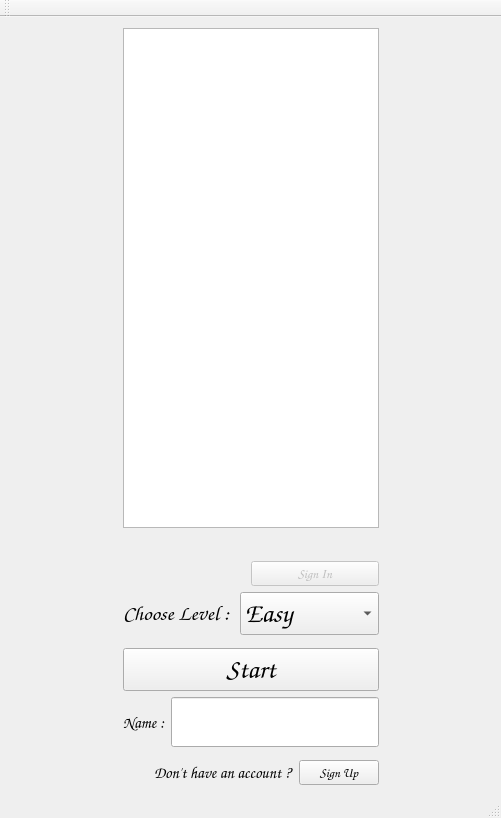
Old version of the form P_Soduko/mainwindow.ui in the repository MohamadAminA/Sudoku.
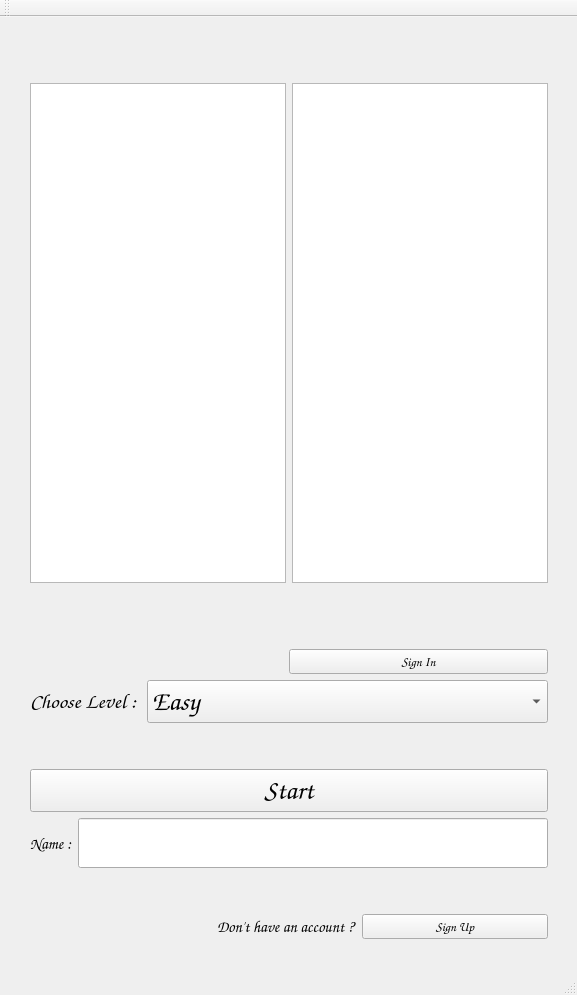
New version of the form.

What changed in the file:
```diff
--- a/P_Soduko/mainwindow.ui
+++ b/P_Soduko/mainwindow.ui
@@ -6,8 +6,8 @@
    <rect>
     <x>0</x>
     <y>0</y>
-    <width>501</width>
-    <height>818</height>
+    <width>577</width>
+    <height>995</height>
    </rect>
   </property>
   <property name="windowTitle">
@@ -67,6 +67,11 @@
          <number>0</number>
         </property>
         <item>
+         <layout class="QHBoxLayout" name="horizontalLayout">
+          <property name="topMargin">
+           <number>32</number>
+          </property>
+          <item>
          <widget class="QListWidget" name="listWidget_showAccount">
           <property name="sizePolicy">
            <sizepolicy hsizetype="Expanding" vsizetype="Expanding">
@@ -95,6 +100,31 @@
          </widget>
         </item>
         <item>
+           <widget class="QListWidget" name="listWidget_point">
+            <property name="sizePolicy">
+             <sizepolicy hsizetype="Preferred" vsizetype="Preferred">
+              <horstretch>0</horstretch>
+              <verstretch>0</verstretch>
+             </sizepolicy>
+            </property>
+            <property name="minimumSize">
+             <size>
+              <width>30</width>
+              <height>100</height>
+             </size>
+            </property>
+            <property name="font">
+             <font>
+              <family>IranNastaliq</family>
+              <pointsize>16</pointsize>
+              <underline>true</underline>
+             </font>
+            </property>
+           </widget>
+          </item>
+         </layout>
+        </item>
+        <item>
          <spacer name="verticalSpacer_3">
           <property name="orientation">
            <enum>Qt::Vertical</enum>
@@ -128,7 +158,7 @@
           <item>
            <widget class="QPushButton" name="pushButton_signIn">
             <property name="enabled">
-             <bool>false</bool>
+             <bool>true</bool>
             </property>
             <property name="sizePolicy">
              <sizepolicy hsizetype="Expanding" vsizetype="Expanding">
```
Left out of the diff: 2 changed lines with no effect on the pictures. Lines whose indentation alone changed are shown as unchanged.
